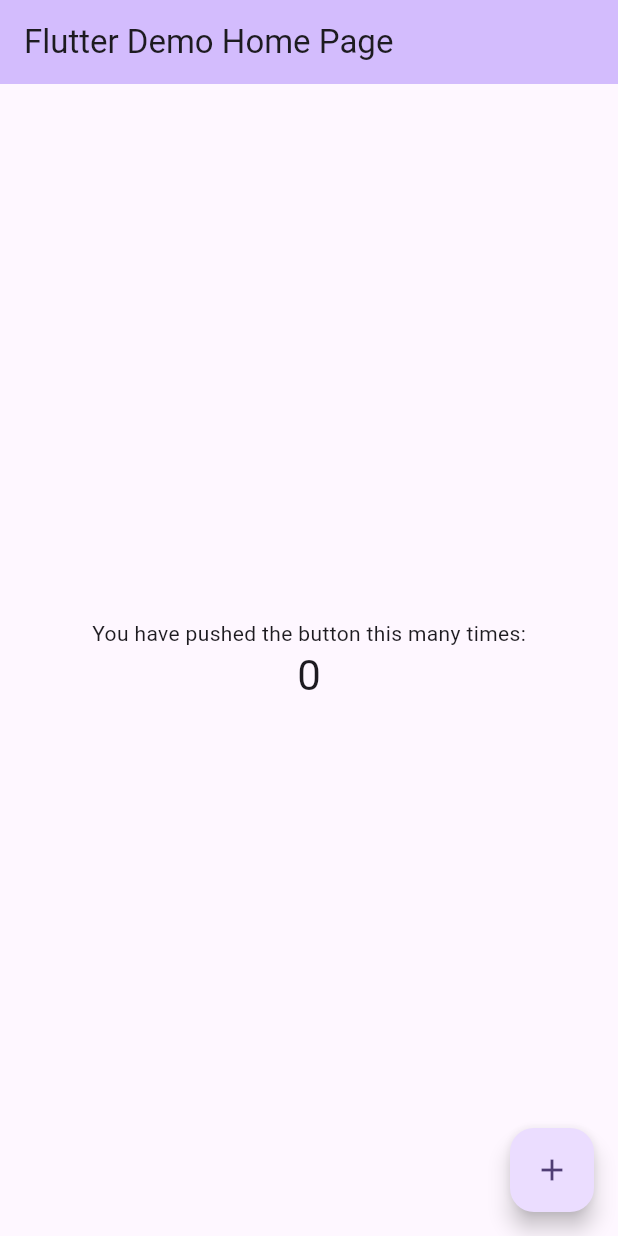
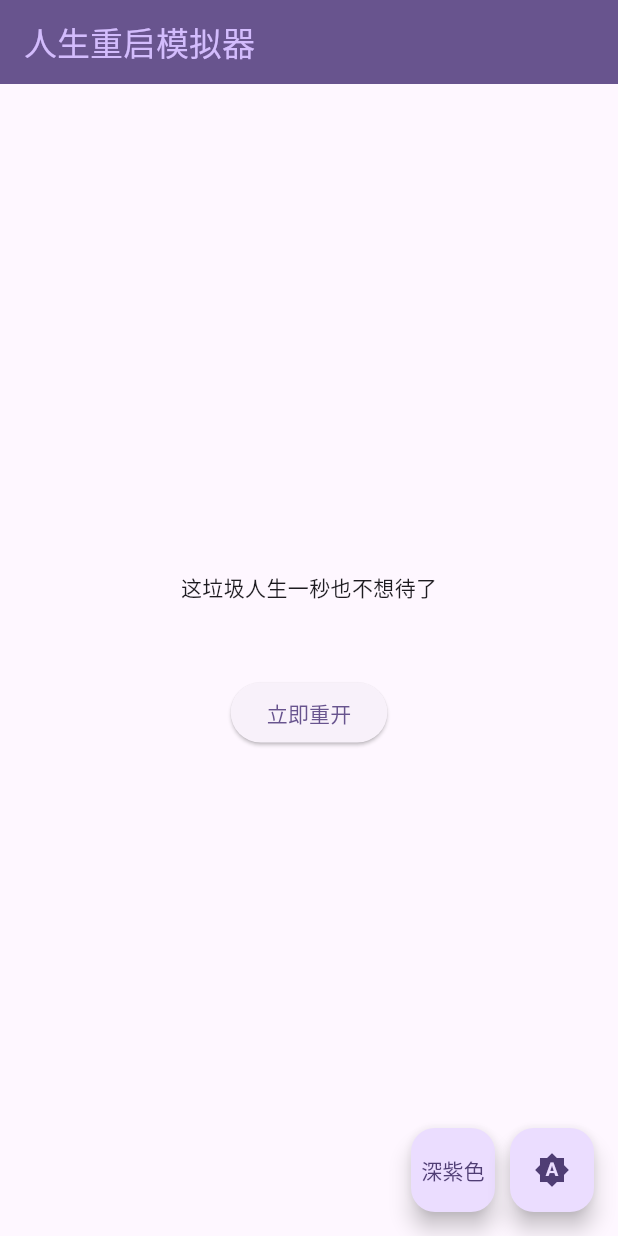
Before and after one commit to immafrady/life_restart_flutter, a Flutter app: the screen it shows after launch, on a phone screen of 412 x 824 dp. Run offline on Flutter 3.47's test engine with Material 3 defaults, Android fonts, the phone set to English and light mode, and no system bars.

Commit message:
feat: add home_screen & add theme switcher

```diff
--- /dev/null
+++ b/lib/constants/strings.dart
@@ -0,0 +1 @@
+const appName = '人生重启模拟器';
--- a/lib/main.dart
+++ b/lib/main.dart
@@ -1,7 +1,19 @@
 import 'package:flutter/material.dart';
+import 'package:life_restart/constants/strings.dart' as strings;
+import 'package:life_restart/screens/home_screen.dart';
+import 'package:life_restart/stores/theme.dart';
+import 'package:provider/provider.dart';
+
 
 void main() {
-  runApp(const MyApp());
+  runApp(
+    MultiProvider(
+      providers: [
+        ChangeNotifierProvider<ThemeStore>(create: (context) => ThemeStore())
+      ],
+      child: const MyApp(),
+    )
+  );
 }
 
 class MyApp extends StatelessWidget {
@@ -10,116 +22,18 @@ class MyApp extends StatelessWidget {
   // This widget is the root of your application.
   @override
   Widget build(BuildContext context) {
-    return MaterialApp(
-      title: '人生重启模拟器',
-      theme: ThemeData(
-        // This is the theme of your application.
-        //
-        // TRY THIS: Try running your application with "flutter run". You'll see
-        // the application has a purple toolbar. Then, without quitting the app,
-        // try changing the seedColor in the colorScheme below to Colors.green
-        // and then invoke "hot reload" (save your changes or press the "hot
-        // reload" button in a Flutter-supported IDE, or press "r" if you used
-        // the command line to start the app).
-        //
-        // Notice that the counter didn't reset back to zero; the application
-        // state is not lost during the reload. To reset the state, use hot
-        // restart instead.
-        //
-        // This works for code too, not just values: Most code changes can be
-        // tested with just a hot reload.
-        colorScheme: ColorScheme.fromSeed(seedColor: Colors.deepPurple),
-        useMaterial3: true,
-      ),
-      home: const MyHomePage(title: 'Flutter Demo Home Page'),
+    return Consumer<ThemeStore>(
+      builder: (context, themeStore, child) {
+        print(themeStore.currentMode.mode);
+        return MaterialApp(
+          title: strings.appName,
+          theme: themeStore.lightTheme,
+          darkTheme: themeStore.darkTheme,
+          themeMode: themeStore.currentMode.mode,
+          home: child,
+        );
+      },
+      child: const HomeScreen(),
     );
   }
 }
-
-class MyHomePage extends StatefulWidget {
-  const MyHomePage({super.key, required this.title});
-
-  // This widget is the home page of your application. It is stateful, meaning
-  // that it has a State object (defined below) that contains fields that affect
-  // how it looks.
-
-  // This class is the configuration for the state. It holds the values (in this
-  // case the title) provided by the parent (in this case the App widget) and
-  // used by the build method of the State. Fields in a Widget subclass are
-  // always marked "final".
-
-  final String title;
-
-  @override
-  State<MyHomePage> createState() => _MyHomePageState();
-}
-
-class _MyHomePageState extends State<MyHomePage> {
-  int _counter = 0;
-
-  void _incrementCounter() {
-    setState(() {
-      // This call to setState tells the Flutter framework that something has
-      // changed in this State, which causes it to rerun the build method below
-      // so that the display can reflect the updated values. If we changed
-      // _counter without calling setState(), then the build method would not be
-      // called again, and so nothing would appear to happen.
-      _counter++;
-    });
-  }
-
-  @override
-  Widget build(BuildContext context) {
-    // This method is rerun every time setState is called, for instance as done
-    // by the _incrementCounter method above.
-    //
-    // The Flutter framework has been optimized to make rerunning build methods
-    // fast, so that you can just rebuild anything that needs updating rather
-    // than having to individually change instances of widgets.
-    return Scaffold(
-      appBar: AppBar(
-        // TRY THIS: Try changing the color here to a specific color (to
-        // Colors.amber, perhaps?) and trigger a hot reload to see the AppBar
-        // change color while the other colors stay the same.
-        backgroundColor: Theme.of(context).colorScheme.inversePrimary,
-        // Here we take the value from the MyHomePage object that was created by
-        // the App.build method, and use it to set our appbar title.
-        title: Text(widget.title),
-      ),
-      body: Center(
-        // Center is a layout widget. It takes a single child and positions it
-        // in the middle of the parent.
-        child: Column(
-          // Column is also a layout widget. It takes a list of children and
-          // arranges them vertically. By default, it sizes itself to fit its
-          // children horizontally, and tries to be as tall as its parent.
-          //
-          // Column has various properties to control how it sizes itself and
-          // how it positions its children. Here we use mainAxisAlignment to
-          // center the children vertically; the main axis here is the vertical
-          // axis because Columns are vertical (the cross axis would be
-          // horizontal).
-          //
-          // TRY THIS: Invoke "debug painting" (choose the "Toggle Debug Paint"
-          // action in the IDE, or press "p" in the console), to see the
-          // wireframe for each widget.
-          mainAxisAlignment: MainAxisAlignment.center,
-          children: <Widget>[
-            const Text(
-              'You have pushed the button this many times:',
-            ),
-            Text(
-              '$_counter',
-              style: Theme.of(context).textTheme.headlineMedium,
-            ),
-          ],
-        ),
-      ),
-      floatingActionButton: FloatingActionButton(
-        onPressed: _incrementCounter,
-        tooltip: 'Increment',
-        child: const Icon(Icons.add),
-      ), // This trailing comma makes auto-formatting nicer for build methods.
-    );
-  }
-}
--- /dev/null
+++ b/lib/screens/home_screen.dart
@@ -0,0 +1,60 @@
+import 'package:flutter/material.dart';
+import 'package:life_restart/constants/strings.dart' as strings;
+import 'package:life_restart/stores/theme.dart';
+import 'package:life_restart/widgets/my_app_bar.dart';
+import 'package:provider/provider.dart';
+
+
+
+class HomeScreen extends StatelessWidget {
+  const HomeScreen({super.key});
+
+  @override
+  Widget build(BuildContext context) {
+    return Scaffold(
+      appBar: const MyAppBar(),
+      body: SafeArea(
+        child: Center(
+          child: Column(
+            mainAxisAlignment: MainAxisAlignment.center,
+            children: [
+              const Text('这垃圾人生一秒也不想待了'),
+              const SizedBox(height: 50),
+              ElevatedButton(
+                onPressed: () {
+
+                },
+                child: const Text('立即重开')
+              )
+            ],
+          ),
+        )
+      ),
+      floatingActionButton: Consumer<ThemeStore>(
+        builder: (context, themeStore, child) {
+          return Row(
+            mainAxisAlignment: MainAxisAlignment.end,
+            children: [
+              FloatingActionButton(
+                onPressed: () {
+                  themeStore.toggleColor();
+                },
+                tooltip: '切换颜色',
+                child: Text(themeStore.currentColor.label),
+              ),
+              const SizedBox(width: 10),
+              FloatingActionButton(
+                onPressed: () {
+                  themeStore.toggleDarkMode();
+                },
+                tooltip: themeStore.currentMode.label,
+                child: Icon(themeStore.currentMode.icon),
+              ),
+            ],
+          );
+        }
+      )
+    );
+  }
+
+}
--- /dev/null
+++ b/lib/stores/theme.dart
@@ -0,0 +1,58 @@
+import 'package:flutter/material.dart';
+
+enum ColorLabel {
+  deepPurple(label: '深紫色', color: Colors.deepPurple),
+  blue(label: '蓝色', color: Colors.blue),
+  red(label: '红色', color: Colors.red),
+  green(label: '绿色', color: Colors.green),
+  grey(label: '灰色', color: Colors.grey),
+  amber(label: '琥珀色', color: Colors.amber),
+  ;
+
+  final String label;
+  final Color color;
+  const ColorLabel({ required this.label, required this.color });
+}
+final List<ColorLabel> colorLabelList = ColorLabel.values.toList();
+
+enum ThemeModeLabel {
+  system(label: '跟随系统', mode: ThemeMode.system, icon: Icons.brightness_auto_sharp),
+  light(label: '明亮模式', mode: ThemeMode.light, icon: Icons.brightness_7_sharp ),
+  dark(label: '黑暗模式', mode: ThemeMode.dark, icon: Icons.brightness_2_sharp);
+
+  final String label;
+  final ThemeMode mode;
+  final IconData icon;
+  const ThemeModeLabel({ required this.label, required this.mode, required this.icon });
+}
+final List<ThemeModeLabel> themeModelLabelList = ThemeModeLabel.values.toList();
+
+class ThemeStore extends ChangeNotifier {
+
+  ThemeData get lightTheme => ThemeData(
+    brightness: Brightness.light,
+    colorScheme: ColorScheme.fromSeed(seedColor: currentColor.color),
+    useMaterial3: true,
+  );
+
+  ThemeData get darkTheme => ThemeData(
+    brightness: Brightness.dark,
+    colorScheme: ColorScheme.fromSeed(seedColor: currentColor.color, brightness: Brightness.dark),
+    useMaterial3: true,
+  );
+
+
+  ColorLabel get currentColor => colorLabelList[_colorIndex];
+  int _colorIndex = 0;
+  void toggleColor() {
+    _colorIndex = (_colorIndex + 1) % colorLabelList.length;
+    notifyListeners();
+  }
+
+  ThemeModeLabel get currentMode => themeModelLabelList[_modeIndex];
+  int _modeIndex = 0;
+  void toggleDarkMode() {
+    _modeIndex = (_modeIndex + 1) % themeModelLabelList.length;
+    notifyListeners();
+  }
+}
--- /dev/null
+++ b/lib/widgets/my_app_bar.dart
@@ -0,0 +1,26 @@
+import 'package:flutter/material.dart';
+
+import 'package:life_restart/constants/strings.dart' as strings;
+
+class MyAppBar extends StatelessWidget implements PreferredSizeWidget {
+  const MyAppBar({
+    super.key,
+    this.title = strings.appName
+  });
+
+  final String title;
+
+  @override
+  Widget build(BuildContext context) {
+    return AppBar(
+      backgroundColor: Theme.of(context).colorScheme.primary,
+      title: Text(title,
+          style:
+          TextStyle(color: Theme.of(context).colorScheme.inversePrimary)
+      )
+    );
+  }
+
+  @override
+  Size get preferredSize => const Size.fromHeight(kToolbarHeight);
+}
--- a/pubspec.yaml
+++ b/pubspec.yaml
@@ -35,6 +35,7 @@ dependencies:
   # The following adds the Cupertino Icons font to your application.
   # Use with the CupertinoIcons class for iOS style icons.
   cupertino_icons: ^1.0.8
+  provider: ^6.1.2
 
 dev_dependencies:
   flutter_test:
```
Also changed, not shown: pubspec.lock.
